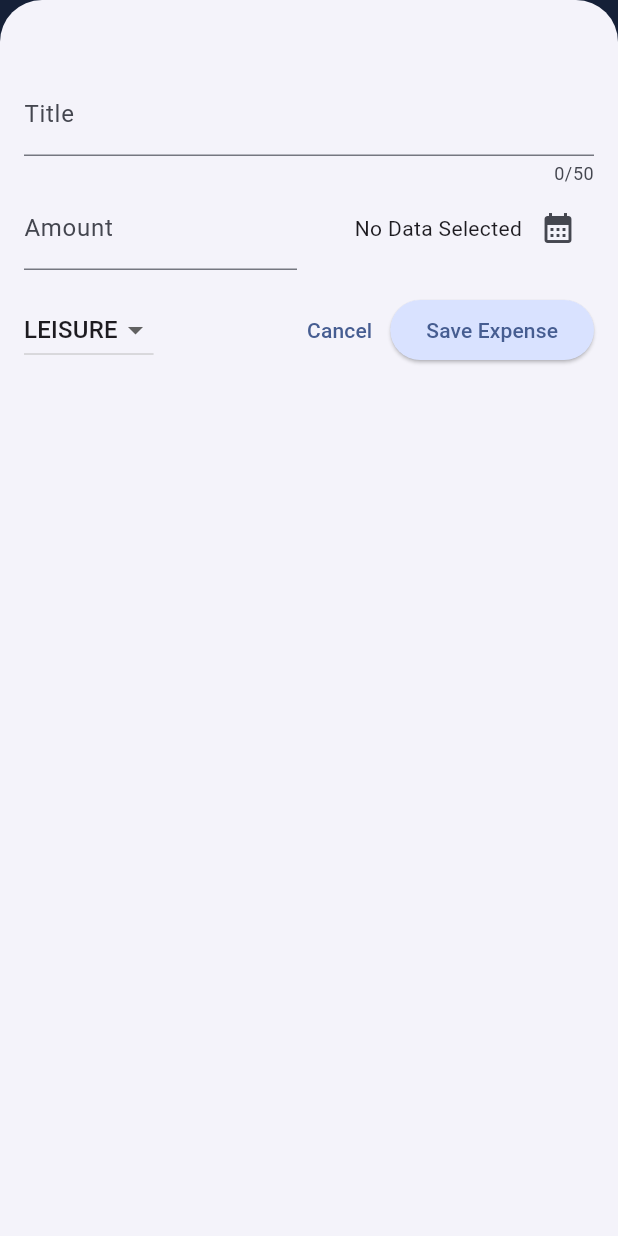
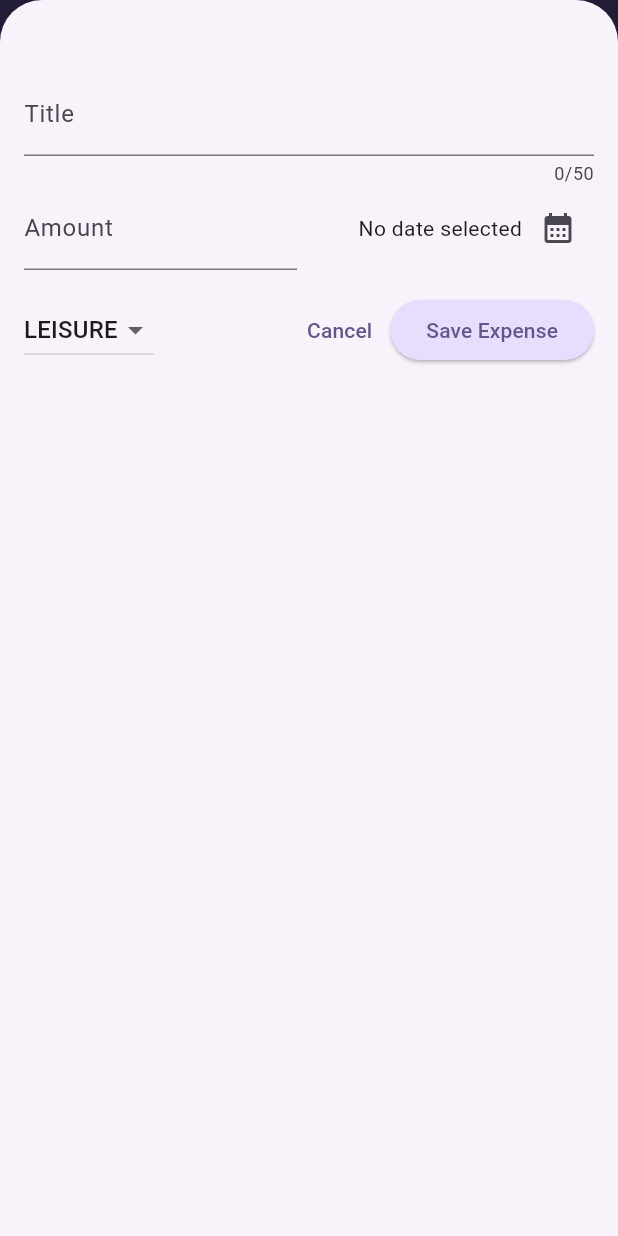
Before and after one commit to dennysihol/expense_tracker, a Flutter app: the screen it shows after launch, after a tap on the "add" icon, on a phone screen of 412 x 824 dp. Run offline on Flutter 3.47's test engine with Material 3 defaults, Android fonts, the phone set to English and light mode, and no system bars.

Commit message:
Learn Responsive and adaptive UI

```diff
--- a/lib/main.dart
+++ b/lib/main.dart
@@ -1,18 +1,25 @@
 import 'package:flutter/material.dart';
+// import 'package:flutter/services.dart';
 import 'package:expense_tracker/widgets/expenses.dart';
 
 var kColorScheme = ColorScheme.fromSeed(
-  seedColor: const Color.fromARGB(255, 132, 164, 238),
+  seedColor: const Color.fromARGB(255, 96, 59, 181),
 );
 
 var kDarkColorScheme = ColorScheme.fromSeed(
   brightness: Brightness.dark,
-    seedColor: const Color.fromARGB(255, 5, 99, 125));
+  seedColor: const Color.fromARGB(255, 5, 99, 125),
+);
 
 void main() {
+  // WidgetsFlutterBinding.ensureInitialized();
+  // SystemChrome.setPreferredOrientations([
+  //   DeviceOrientation.portraitUp,
+  // ]).then((fn) {
     runApp(
       MaterialApp(
         darkTheme: ThemeData.dark().copyWith(
+          useMaterial3: true,
           colorScheme: kDarkColorScheme,
           cardTheme: const CardTheme().copyWith(
             color: kDarkColorScheme.secondaryContainer,
@@ -29,10 +36,11 @@ void main() {
           ),
         ),
         theme: ThemeData().copyWith(
+          useMaterial3: true,
           colorScheme: kColorScheme,
           appBarTheme: const AppBarTheme().copyWith(
             backgroundColor: kColorScheme.onPrimaryContainer,
-            foregroundColor: kColorScheme.primary,
+            foregroundColor: kColorScheme.primaryContainer,
           ),
           cardTheme: const CardTheme().copyWith(
             color: kColorScheme.secondaryContainer,
@@ -51,8 +59,12 @@ void main() {
                   fontWeight: FontWeight.bold,
                   color: kColorScheme.onSecondaryContainer,
                   fontSize: 16,
-              ))),
-      home: Expenses(),
+                ),
+              ),
+        ),
+        // themeMode: ThemeMode.system, // default
+        home: const Expenses(),
       ),
     );
+  // });
 }
--- a/lib/models/expense.dart
+++ b/lib/models/expense.dart
@@ -33,3 +33,28 @@ class Expense {
     return formatter.format(date);
   }
 }
+
+class ExpenseBucket {
+  const ExpenseBucket({
+    required this.category,
+    required this.expenses,
+  });
+
+  ExpenseBucket.forCategory(List<Expense> allExpenses, this.category)
+      : expenses = allExpenses
+            .where((expense) => expense.category == category)
+            .toList();
+
+  final Category category;
+  final List<Expense> expenses;
+
+  double get totalExpenses {
+    double sum = 0;
+
+    for (final expense in expenses) {
+      sum += expense.amount; // sum = sum + expense.amount
+    }
+
+    return sum;
+  }
+}
--- /dev/null
+++ b/lib/widgets/chart/chart.dart
@@ -0,0 +1,95 @@
+import 'package:flutter/material.dart';
+
+import 'package:expense_tracker/widgets/chart/chart_bar.dart';
+import 'package:expense_tracker/models/expense.dart';
+
+class Chart extends StatelessWidget {
+  const Chart({super.key, required this.expenses});
+
+  final List<Expense> expenses;
+
+  List<ExpenseBucket> get buckets {
+    return [
+      ExpenseBucket.forCategory(expenses, Category.food),
+      ExpenseBucket.forCategory(expenses, Category.leisure),
+      ExpenseBucket.forCategory(expenses, Category.travel),
+      ExpenseBucket.forCategory(expenses, Category.work),
+    ];
+  }
+
+  double get maxTotalExpense {
+    double maxTotalExpense = 0;
+
+    for (final bucket in buckets) {
+      if (bucket.totalExpenses > maxTotalExpense) {
+        maxTotalExpense = bucket.totalExpenses;
+      }
+    }
+
+    return maxTotalExpense;
+  }
+
+  @override
+  Widget build(BuildContext context) {
+    final isDarkMode =
+        MediaQuery.of(context).platformBrightness == Brightness.dark;
+    return Container(
+      margin: const EdgeInsets.all(16),
+      padding: const EdgeInsets.symmetric(
+        vertical: 16,
+        horizontal: 8,
+      ),
+      width: double.infinity,
+      height: 180,
+      decoration: BoxDecoration(
+        borderRadius: BorderRadius.circular(8),
+        gradient: LinearGradient(
+          colors: [
+            Theme.of(context).colorScheme.primary.withOpacity(0.3),
+            Theme.of(context).colorScheme.primary.withOpacity(0.0)
+          ],
+          begin: Alignment.bottomCenter,
+          end: Alignment.topCenter,
+        ),
+      ),
+      child: Column(
+        children: [
+          Expanded(
+            child: Row(
+              crossAxisAlignment: CrossAxisAlignment.end,
+              children: [
+                for (final bucket in buckets) // alternative to map()
+                  ChartBar(
+                    fill: bucket.totalExpenses == 0
+                        ? 0
+                        : bucket.totalExpenses / maxTotalExpense,
+                  )
+              ],
+            ),
+          ),
+          const SizedBox(height: 12),
+          Row(
+            children: buckets // for ... in
+                .map(
+                  (bucket) => Expanded(
+                    child: Padding(
+                      padding: const EdgeInsets.symmetric(horizontal: 4),
+                      child: Icon(
+                        categoryIcons[bucket.category],
+                        color: isDarkMode
+                            ? Theme.of(context).colorScheme.secondary
+                            : Theme.of(context)
+                                .colorScheme
+                                .primary
+                                .withOpacity(0.7),
+                      ),
+                    ),
+                  ),
+                )
+                .toList(),
+          )
+        ],
+      ),
+    );
+  }
+}
--- /dev/null
+++ b/lib/widgets/chart/chart_bar.dart
@@ -0,0 +1,34 @@
+import 'package:flutter/material.dart';
+
+class ChartBar extends StatelessWidget {
+  const ChartBar({
+    super.key,
+    required this.fill,
+  });
+
+  final double fill;
+
+  @override
+  Widget build(BuildContext context) {
+    final isDarkMode =
+        MediaQuery.of(context).platformBrightness == Brightness.dark;
+    return Expanded(
+      child: Padding(
+        padding: const EdgeInsets.symmetric(horizontal: 4),
+        child: FractionallySizedBox(
+          heightFactor: fill, // 0 <> 1
+          child: DecoratedBox(
+            decoration: BoxDecoration(
+              shape: BoxShape.rectangle,
+              borderRadius:
+                  const BorderRadius.vertical(top: Radius.circular(8)),
+              color: isDarkMode
+                  ? Theme.of(context).colorScheme.secondary
+                  : Theme.of(context).colorScheme.primary.withOpacity(0.65),
+            ),
+          ),
+        ),
+      ),
+    );
+  }
+}
--- a/lib/widgets/expense_list/expense_item.dart
+++ /dev/null
@@ -1,48 +0,0 @@
-import 'package:expense_tracker/models/expense.dart';
-import 'package:flutter/material.dart';
-
-class ExpenseItem extends StatelessWidget {
-  const ExpenseItem(this.expense, {super.key});
-
-  final Expense expense;
-
-  @override
-  Widget build(BuildContext context) {
-    return Card(
-      child: Padding(
-          padding: const EdgeInsets.symmetric(
-            horizontal: 20,
-            vertical: 16,
-          ),
-          child: Column(
-            crossAxisAlignment: CrossAxisAlignment.start,
-            children: [
-              Text(
-                expense.title,
-                style: Theme.of(context).textTheme.titleLarge,
-              ),
-              const SizedBox(
-                height: 4,
-              ),
-              Row(
-                children: [
-                  Text('\$ ${expense.amount.toStringAsFixed(2)}'),
-                  const Spacer(),
-                  Row(
-                    children: [
-                      Icon(
-                        categoryIcons[expense.category],
-                      ),
-                      const SizedBox(
-                        width: 8,
-                      ),
-                      Text(expense.formattedDate)
-                    ],
-                  )
-                ],
-              ),
-            ],
-          )),
-    );
-  }
-}
--- a/lib/widgets/expenses.dart
+++ b/lib/widgets/expenses.dart
@@ -1,7 +1,9 @@
-import 'package:expense_tracker/widgets/expense_list/expenses_list.dart';
+import 'package:flutter/material.dart';
+
+import 'package:expense_tracker/widgets/new_expense.dart';
+import 'package:expense_tracker/widgets/expenses_list/expenses_list.dart';
 import 'package:expense_tracker/models/expense.dart';
-import 'package:expense_tracker/widgets/new_expense.dart';
-import 'package:flutter/material.dart';
+import 'package:expense_tracker/widgets/chart/chart.dart';
 
 class Expenses extends StatefulWidget {
   const Expenses({super.key});
@@ -13,16 +15,16 @@ class Expenses extends StatefulWidget {
 }
 
 class _ExpensesState extends State<Expenses> {
-  final List<Expense> _registeredExpense = [
+  final List<Expense> _registeredExpenses = [
     Expense(
-      title: 'Flutter course',
+      title: 'Flutter Course',
       amount: 19.99,
       date: DateTime.now(),
       category: Category.work,
     ),
     Expense(
       title: 'Cinema',
-      amount: 15,
+      amount: 15.69,
       date: DateTime.now(),
       category: Category.leisure,
     ),
@@ -38,25 +40,25 @@ class _ExpensesState extends State<Expenses> {
 
   void _addExpense(Expense expense) {
     setState(() {
-      _registeredExpense.add(expense);
+      _registeredExpenses.add(expense);
     });
   }
 
   void _removeExpense(Expense expense) {
-    final expenseIndex = _registeredExpense.indexOf(expense);
+    final expenseIndex = _registeredExpenses.indexOf(expense);
     setState(() {
-      _registeredExpense.remove(expense);
+      _registeredExpenses.remove(expense);
     });
     ScaffoldMessenger.of(context).clearSnackBars();
     ScaffoldMessenger.of(context).showSnackBar(
       SnackBar(
-        duration: Duration(seconds: 3),
-        content: const Text('Data deleted'),
+        duration: const Duration(seconds: 3),
+        content: const Text('Expense deleted.'),
         action: SnackBarAction(
-          label: "Undo",
+          label: 'Undo',
           onPressed: () {
             setState(() {
-              _registeredExpense.insert(expenseIndex, expense);
+              _registeredExpenses.insert(expenseIndex, expense);
             });
           },
         ),
@@ -70,32 +72,31 @@ class _ExpensesState extends State<Expenses> {
       child: Text('No expenses found. Start adding some!'),
     );
 
-    if (_registeredExpense.isNotEmpty) {
+    if (_registeredExpenses.isNotEmpty) {
       mainContent = ExpensesList(
-        expenses: _registeredExpense,
+        expenses: _registeredExpenses,
         onRemoveExpense: _removeExpense,
       );
     }
 
     return Scaffold(
       appBar: AppBar(
-          title: const Text(
-            'Flutter Expense Tracker',
-          ),
+        title: const Text('Flutter ExpenseTracker'),
         actions: [
           IconButton(
             onPressed: _openAddExpenseOverlay,
             icon: const Icon(Icons.add),
-            )
-          ]),
-      body: Column(children: [
-        const Text(
-          'Chart',
           ),
+        ],
+      ),
+      body: Column(
+        children: [
+          Chart(expenses: _registeredExpenses),
           Expanded(
             child: mainContent,
           ),
-      ]),
+        ],
+      ),
     );
   }
 }
--- /dev/null
+++ b/lib/widgets/expenses_list/expense_item.dart
@@ -0,0 +1,46 @@
+import 'package:flutter/material.dart';
+
+import 'package:expense_tracker/models/expense.dart';
+
+class ExpenseItem extends StatelessWidget {
+  const ExpenseItem(this.expense, {super.key});
+
+  final Expense expense;
+
+  @override
+  Widget build(BuildContext context) {
+    return Card(
+      child: Padding(
+        padding: const EdgeInsets.symmetric(
+          horizontal: 20,
+          vertical: 16,
+        ),
+        child: Column(
+          crossAxisAlignment: CrossAxisAlignment.start,
+          children: [
+            Text(
+              expense.title,
+              style: Theme.of(context).textTheme.titleLarge,
+            ),
+            const SizedBox(height: 4),
+            Row(
+              children: [
+                Text(
+                  '\$${expense.amount.toStringAsFixed(2)}',
+                ),
+                const Spacer(),
+                Row(
+                  children: [
+                    Icon(categoryIcons[expense.category]),
+                    const SizedBox(width: 8),
+                    Text(expense.formattedDate),
+                  ],
+                ),
+              ],
+            ),
+          ],
+        ),
+      ),
+    );
+  }
+}
--- a/lib/widgets/expense_list/expenses_list.dart
+++ b/lib/widgets/expenses_list/expenses_list.dart
@@ -1,10 +1,14 @@
-import 'package:expense_tracker/models/expense.dart';
-import 'package:expense_tracker/widgets/expense_list/expense_item.dart';
 import 'package:flutter/material.dart';
 
+import 'package:expense_tracker/widgets/expenses_list/expense_item.dart';
+import 'package:expense_tracker/models/expense.dart';
+
 class ExpensesList extends StatelessWidget {
-  const ExpensesList(
-      {super.key, required this.expenses, required this.onRemoveExpense});
+  const ExpensesList({
+    super.key,
+    required this.expenses,
+    required this.onRemoveExpense,
+  });
 
   final List<Expense> expenses;
   final void Function(Expense expense) onRemoveExpense;
@@ -24,7 +28,9 @@ class ExpensesList extends StatelessWidget {
         onDismissed: (direction) {
           onRemoveExpense(expenses[index]);
         },
-        child: ExpenseItem(expenses[index]),
+        child: ExpenseItem(
+          expenses[index],
+        ),
       ),
     );
   }
--- a/lib/widgets/new_expense.dart
+++ b/lib/widgets/new_expense.dart
@@ -1,4 +1,5 @@
 import 'package:flutter/material.dart';
+
 import 'package:expense_tracker/models/expense.dart';
 
 class NewExpense extends StatefulWidget {
@@ -18,32 +19,23 @@ class _NewExpenseState extends State<NewExpense> {
   DateTime? _selectedDate;
   Category _selectedCategory = Category.leisure;
 
-  @override
-  void dispose() {
-    _titleController.dispose();
-    _amountController.dispose();
-    super.dispose();
-  }
-
   void _presentDatePicker() async {
-    var now = DateTime.now();
-    var firstDate = DateTime(now.year - 1, now.month, now.day);
+    final now = DateTime.now();
+    final firstDate = DateTime(now.year - 1, now.month, now.day);
     final pickedDate = await showDatePicker(
       context: context,
       initialDate: now,
       firstDate: firstDate,
       lastDate: now,
     );
-
     setState(() {
       _selectedDate = pickedDate;
     });
   }
 
   void _submitExpenseData() {
-    final enteredAmount = double.tryParse(
-      _amountController.text,
-    );
+    final enteredAmount = double.tryParse(_amountController
+        .text); // tryParse('Hello') => null, tryParse('1.12') => 1.12
     final amountIsInvalid = enteredAmount == null || enteredAmount <= 0;
     if (_titleController.text.trim().isEmpty ||
         amountIsInvalid ||
@@ -53,7 +45,7 @@ class _NewExpenseState extends State<NewExpense> {
         builder: (ctx) => AlertDialog(
           title: const Text('Invalid input'),
           content: const Text(
-              'Please make sure a valid title, amount, date and category was entered'),
+              'Please make sure a valid title, amount, date and category was entered.'),
           actions: [
             TextButton(
               onPressed: () {
@@ -66,6 +58,7 @@ class _NewExpenseState extends State<NewExpense> {
       );
       return;
     }
+
     widget.onAddExpense(
       Expense(
         title: _titleController.text,
@@ -78,6 +71,13 @@ class _NewExpenseState extends State<NewExpense> {
   }
 
   @override
+  void dispose() {
+    _titleController.dispose();
+    _amountController.dispose();
+    super.dispose();
+  }
+
+  @override
   Widget build(BuildContext context) {
     return Padding(
       padding: const EdgeInsets.fromLTRB(16, 48, 16, 16),
@@ -87,9 +87,7 @@ class _NewExpenseState extends State<NewExpense> {
             controller: _titleController,
             maxLength: 50,
             decoration: const InputDecoration(
-              label: Text(
-                'Title',
-              ),
+              label: Text('Title'),
             ),
           ),
           Row(
@@ -100,23 +98,19 @@ class _NewExpenseState extends State<NewExpense> {
                   keyboardType: TextInputType.number,
                   decoration: const InputDecoration(
                     prefixText: '\$ ',
-                    label: Text(
-                      'Amount',
-                    ),
+                    label: Text('Amount'),
                   ),
                 ),
               ),
-              const SizedBox(
-                width: 16,
-              ),
+              const SizedBox(width: 16),
               Expanded(
                 child: Row(
+                  mainAxisAlignment: MainAxisAlignment.end,
                   crossAxisAlignment: CrossAxisAlignment.center,
-                  mainAxisAlignment: MainAxisAlignment.end,
                   children: [
                     Text(
                       _selectedDate == null
-                          ? 'No Data Selected'
+                          ? 'No date selected'
                           : formatter.format(_selectedDate!),
                     ),
                     IconButton(
@@ -124,15 +118,13 @@ class _NewExpenseState extends State<NewExpense> {
                       icon: const Icon(
                         Icons.calendar_month,
                       ),
-                    )
+                    ),
                   ],
                 ),
-              )
+              ),
             ],
           ),
-          const SizedBox(
-            height: 16,
-          ),
+          const SizedBox(height: 16),
           Row(
             children: [
               DropdownButton(
@@ -141,7 +133,9 @@ class _NewExpenseState extends State<NewExpense> {
                     .map(
                       (category) => DropdownMenuItem(
                         value: category,
-                        child: Text(category.name.toUpperCase()),
+                        child: Text(
+                          category.name.toUpperCase(),
+                        ),
                       ),
                     )
                     .toList(),
@@ -159,16 +153,14 @@ class _NewExpenseState extends State<NewExpense> {
                 onPressed: () {
                   Navigator.pop(context);
                 },
-                child: const Text(
-                  'Cancel',
-                ),
+                child: const Text('Cancel'),
               ),
               ElevatedButton(
                 onPressed: _submitExpenseData,
                 child: const Text('Save Expense'),
               ),
             ],
-          )
+          ),
         ],
       ),
     );
```
Also changed, not shown: pubspec.yaml (+4 -4 lines), pubspec.lock. Lines whose indentation alone changed are shown as unchanged.
